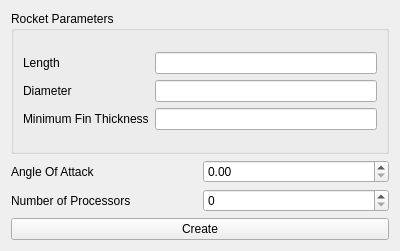
davesrocketshop/Rocket, file Resources/ui/DialogCFD.ui: the form before one commit.
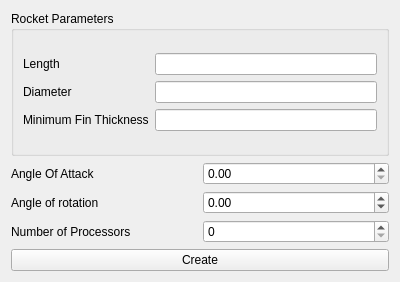
The form after the commit. Custom widgets are drawn as their Qt base class.

Patch:
```diff
--- a/Resources/ui/DialogCFD.ui
+++ b/Resources/ui/DialogCFD.ui
@@ -7,7 +7,7 @@
     <x>0</x>
     <y>0</y>
     <width>400</width>
-    <height>251</height>
+    <height>282</height>
    </rect>
   </property>
   <property name="windowTitle">
@@ -96,6 +96,23 @@
        </property>
       </widget>
      </item>
+     <item row="2" column="0">
+      <widget class="QLabel" name="label_5">
+       <property name="text">
+        <string>Number of Processors</string>
+       </property>
+      </widget>
+     </item>
+     <item row="2" column="1">
+      <widget class="Gui::IntSpinBox" name="spinNproc">
+       <property name="toolTip">
+        <string>Number of processors to use during CFD simulation</string>
+       </property>
+       <property name="maximum">
+        <number>9999</number>
+       </property>
+      </widget>
+     </item>
      <item row="0" column="1">
       <widget class="Gui::DoubleSpinBox" name="spinAOA">
        <property name="toolTip">
@@ -110,19 +127,22 @@
       </widget>
      </item>
      <item row="1" column="0">
-      <widget class="QLabel" name="label_5">
+      <widget class="QLabel" name="label">
        <property name="text">
-        <string>Number of Processors</string>
+        <string>Angle of rotation</string>
        </property>
       </widget>
      </item>
      <item row="1" column="1">
-      <widget class="Gui::IntSpinBox" name="spinNproc">
+      <widget class="Gui::DoubleSpinBox" name="spinRotation">
        <property name="toolTip">
-        <string>Number of processors to use during CFD simulation</string>
+        <string>Rotation around the X axis</string>
+       </property>
+       <property name="minimum">
+        <double>-180.000000000000000</double>
        </property>
        <property name="maximum">
-        <number>9999</number>
+        <double>180.000000000000000</double>
        </property>
       </widget>
      </item>
```
